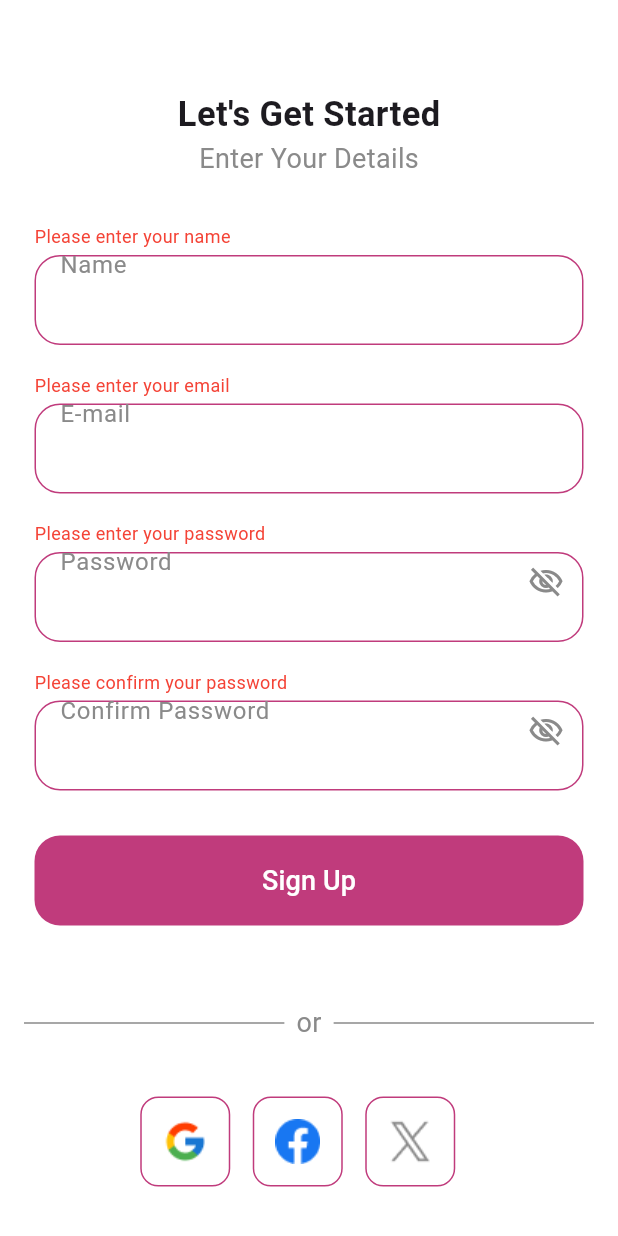
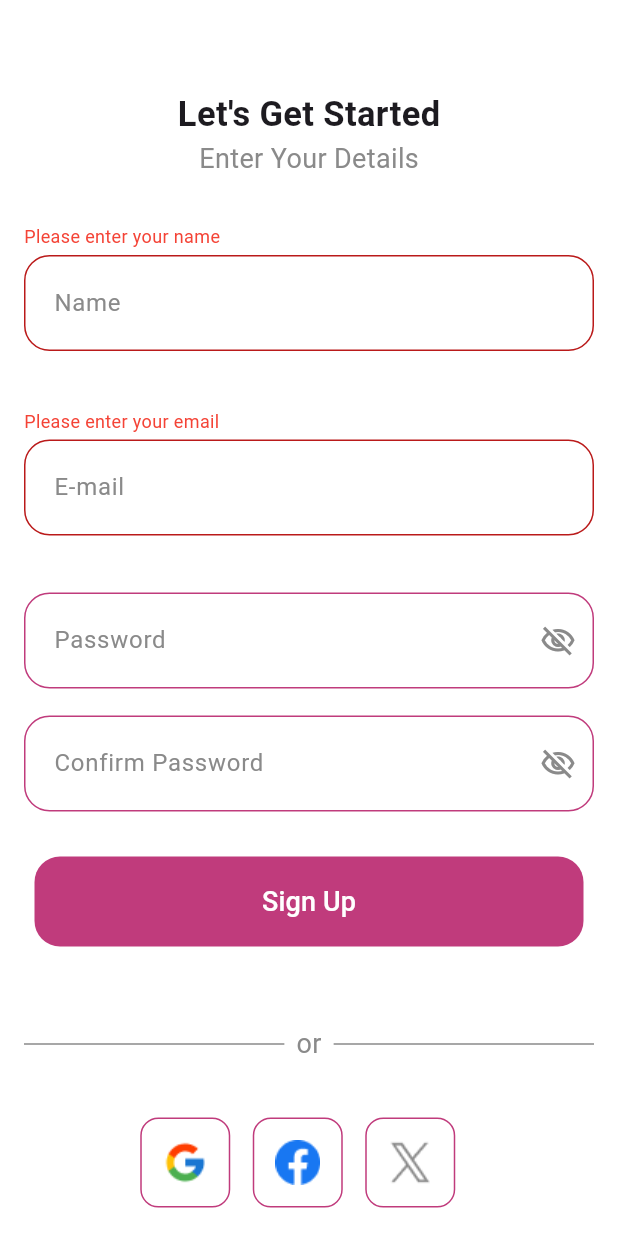
Before and after one commit to am-saksham/AndroidDevelopement_SakshamGupta, a Flutter app: the screen it shows after launch, after a tap on "Sign Up", on a phone screen of 412 x 824 dp. Run offline on Flutter 3.47's test engine with Material 3 defaults, Android fonts, the phone set to English and light mode, and no system bars; our stand-ins replace email_validator.

Commit message:
made changes to the text fields

```diff
--- a/lib/sign_up_page.dart
+++ b/lib/sign_up_page.dart
@@ -1,5 +1,6 @@
 import 'package:email_validator/email_validator.dart';
 import 'package:flutter/material.dart';
+import 'package:flutter/services.dart';
 
 class SignUpPage extends StatefulWidget {
   const SignUpPage({super.key});
@@ -12,14 +13,85 @@ class _SignUpPageState extends State<SignUpPage> {
   final _formKey = GlobalKey<FormState>();
   bool _isPasswordVisible = false;
   bool _isConfirmPasswordVisible = false;
+
+  final TextEditingController _nameController = TextEditingController();
+  final TextEditingController _emailController = TextEditingController();
+  final TextEditingController _passwordController = TextEditingController();
+  final TextEditingController _confirmPasswordController = TextEditingController();
+
   String _name = '';
   String _email = '';
-  String _password = '';
-  String _confirmPassword = '';
   String? _nameError;
   String? _emailError;
   String? _passwordError;
   String? _confirmPasswordError;
+
+  @override
+  void initState() {
+    super.initState();
+
+    _emailController.addListener(_validateEmail);
+    _passwordController.addListener(_validatePassword);
+    _confirmPasswordController.addListener(_validateConfirmPassword);
+  }
+
+  @override
+  void dispose() {
+    _nameController.dispose();
+    _emailController.dispose();
+    _passwordController.dispose();
+    _confirmPasswordController.dispose();
+    super.dispose();
+  }
+
+  void _validateEmail() {
+    if(_emailController.text.isEmpty) {
+      setState(() {
+        _emailError = 'Please enter your email';
+      });
+    } else if(!EmailValidator.validate(_emailController.text)) {
+      setState(() {
+        _emailError = 'Please enter a valid email';
+      });
+    } else {
+      setState(() {
+        _emailError = null;
+      });
+    }
+  }
+
+  void _validatePassword() {
+    if (_passwordController.text.isEmpty) {
+      setState(() {
+        _passwordError = 'Please enter your password';
+      });
+    } else if (_passwordController.text.length < 6) {
+      setState(() {
+        _passwordError = 'Password must be at least 6 characters';
+      });
+    } else {
+      setState(() {
+        _passwordError = null;
+      });
+    }
+  }
+
+  void _validateConfirmPassword() {
+    if (_confirmPasswordController.text.isEmpty) {
+      setState(() {
+        _confirmPasswordError = 'Please confirm your password';
+      });
+    } else if (_confirmPasswordController.text != _passwordController.text) {
+      setState(() {
+        _confirmPasswordError = 'Passwords do not match';
+      });
+    } else {
+      setState(() {
+        _confirmPasswordError = null;
+      });
+    }
+  }
+
 
   @override
   Widget build(BuildContext context) {
@@ -32,25 +104,26 @@ class _SignUpPageState extends State<SignUpPage> {
           child: Column(
             mainAxisAlignment: MainAxisAlignment.start,
             children: [
-              SizedBox(height: 44),
-              Text(
+              const SizedBox(height: 44),
+              const Text(
                 "Let's Get Started",
                 style: TextStyle(
                   fontSize: 23,
                   fontWeight: FontWeight.bold,
                 ),
               ),
-              Text(
+              const Text(
                 'Enter Your Details',
                 style: TextStyle(
                   fontSize: 18,
                   color: Color(0xFF8A8A8A),
                 ),
               ),
-              SizedBox(height: 30),
+              const SizedBox(height: 30),
               _buildTextField(
                 hintText: 'Name',
                 isObscure: false,
+                controller: _nameController,
                 onSaved: (value) => _name = value ?? '',
                 errorText: _nameError,
                 validator: (value) {
@@ -67,10 +140,11 @@ class _SignUpPageState extends State<SignUpPage> {
                   return null;
                 },
               ),
-              SizedBox(height: 18),
+              const SizedBox(height: 18),
               _buildTextField(
                 hintText: 'E-mail',
                 isObscure: false,
+                controller: _emailController,
                 onSaved: (value) => _email = value ?? '',
                 errorText: _emailError,
                 validator: (value) {
@@ -92,7 +166,7 @@ class _SignUpPageState extends State<SignUpPage> {
                   return null;
                 },
               ),
-              SizedBox(height: 18),
+              const SizedBox(height: 18),
               _buildTextField(
                 hintText: 'Password',
                 isObscure: !_isPasswordVisible,
@@ -101,28 +175,15 @@ class _SignUpPageState extends State<SignUpPage> {
                     _isPasswordVisible = !_isPasswordVisible;
                   });
                 },
-                onSaved: (value) => _password = value ?? '',
+                controller: _passwordController,
+                onSaved: (value) => _passwordController.text = value ?? '',
                 errorText: _passwordError,
                 validator: (value) {
-                  if (value!.isEmpty) {
-                    setState(() {
-                      _passwordError = 'Please enter your password';
-                    });
-                    return '';
-                  } else if (value.length < 6) {
-                    setState(() {
-                      _passwordError = 'Password must be at least 6 characters';
-                    });
-                    return '';
-                  } else {
-                    setState(() {
-                      _passwordError = null;
-                    });
-                  }
                   return null;
                 },
+                inputFormatters: [FilteringTextInputFormatter.deny(RegExp(r'\s'))],
               ),
-              SizedBox(height: 18),
+              const SizedBox(height: 18),
               _buildTextField(
                 hintText: 'Confirm Password',
                 isObscure: !_isConfirmPasswordVisible,
@@ -131,34 +192,21 @@ class _SignUpPageState extends State<SignUpPage> {
                     _isConfirmPasswordVisible = !_isConfirmPasswordVisible;
                   });
                 },
-                onSaved: (value) => _confirmPassword = value ?? '',
+                controller: _confirmPasswordController,
+                onSaved: (value) => _confirmPasswordController.text = value ?? '',
                 errorText: _confirmPasswordError,
                 validator: (value) {
-                  if (value!.isEmpty) {
-                    setState(() {
-                      _confirmPasswordError = 'Please confirm your password';
-                    });
-                    return '';
-                  } else if (value != _password) {
-                    setState(() {
-                      _confirmPasswordError = 'Password does not match';
-                    });
-                    return '';
-                  } else {
-                    setState(() {
-                      _confirmPasswordError = null;
-                    });
-                  }
                   return null;
                 },
+                inputFormatters: [FilteringTextInputFormatter.deny(RegExp(r'\s'))],
               ),
-              SizedBox(height: 30),
+              const SizedBox(height: 30),
               _buildSignUpButton(),
-              SizedBox(height: 52),
+              const SizedBox(height: 52),
               _buildOrDivider(),
-              SizedBox(height: 36),
+              const SizedBox(height: 36),
               _buildSocialMediaBoxes(),
-              SizedBox(height: 66),
+              const SizedBox(height: 66),
               _buildAccountSection(),
             ],
           ),
@@ -170,37 +218,52 @@ class _SignUpPageState extends State<SignUpPage> {
   Widget _buildTextField({
     required String hintText,
     required bool isObscure,
+    required TextEditingController controller,
     required Function(String?)? onSaved,
     required String? errorText,
     required String? Function(String?)? validator,
     VoidCallback? toggleVisibility,
+    List<TextInputFormatter>? inputFormatters,
   }) {
     return Column(
       crossAxisAlignment: CrossAxisAlignment.start,
       children: [
         if (errorText != null) // Show error message if present
-          Text(
+          Padding(
+            padding: const EdgeInsets.only(bottom: 4), // Add space below the error message
+            child: Text(
               errorText,
               style: const TextStyle(color: Colors.red, fontSize: 12),
             ),
-        const SizedBox(height: 4), // Space between error text and text field
-        Container(
-          width: 366,
-          height: 60,
-          decoration: BoxDecoration(
-            border: Border.all(color: const Color(0xFFC03B7C)), // Border color
-            borderRadius: BorderRadius.circular(17), // Border radius
           ),
-          child: TextFormField(
+        TextFormField(
           obscureText: isObscure,
+          controller: controller,
           onSaved: onSaved,
           validator: validator,
+          autocorrect: false,
+          enableSuggestions: false,
+          inputFormatters: inputFormatters,
           style: const TextStyle(color: Colors.black), // Text color
           decoration: InputDecoration(
-              border: InputBorder.none,
             hintText: hintText, // Placeholder text
             hintStyle: const TextStyle(color: Color(0xFF8A8A8A)), // Hint text color
-              contentPadding: const EdgeInsets.symmetric(horizontal: 16, vertical: 20), // Center hint text vertically
+            contentPadding: const EdgeInsets.symmetric(
+              vertical: 20.0, // Keeps the hint text vertically centered
+              horizontal: 16.0,
+            ),
+            border: OutlineInputBorder(
+              borderRadius: BorderRadius.circular(17),
+              borderSide: const BorderSide(color: Color(0xFFC03B7C)),
+            ),
+            focusedBorder: OutlineInputBorder(
+              borderRadius: BorderRadius.circular(17),
+              borderSide: const BorderSide(color: Color(0xFFC03B7C)),
+            ),
+            enabledBorder: OutlineInputBorder(
+              borderRadius: BorderRadius.circular(17),
+              borderSide: const BorderSide(color: Color(0xFFC03B7C)),
+            ),
             suffixIcon: toggleVisibility != null
                 ? IconButton(
               icon: Icon(
@@ -209,8 +272,7 @@ class _SignUpPageState extends State<SignUpPage> {
               ),
               onPressed: toggleVisibility,
             )
-                  : null,
-            ),
+                : null, // Only show the icon for password fields
           ),
         ),
       ],
```
Lines whose indentation alone changed are shown as unchanged.
